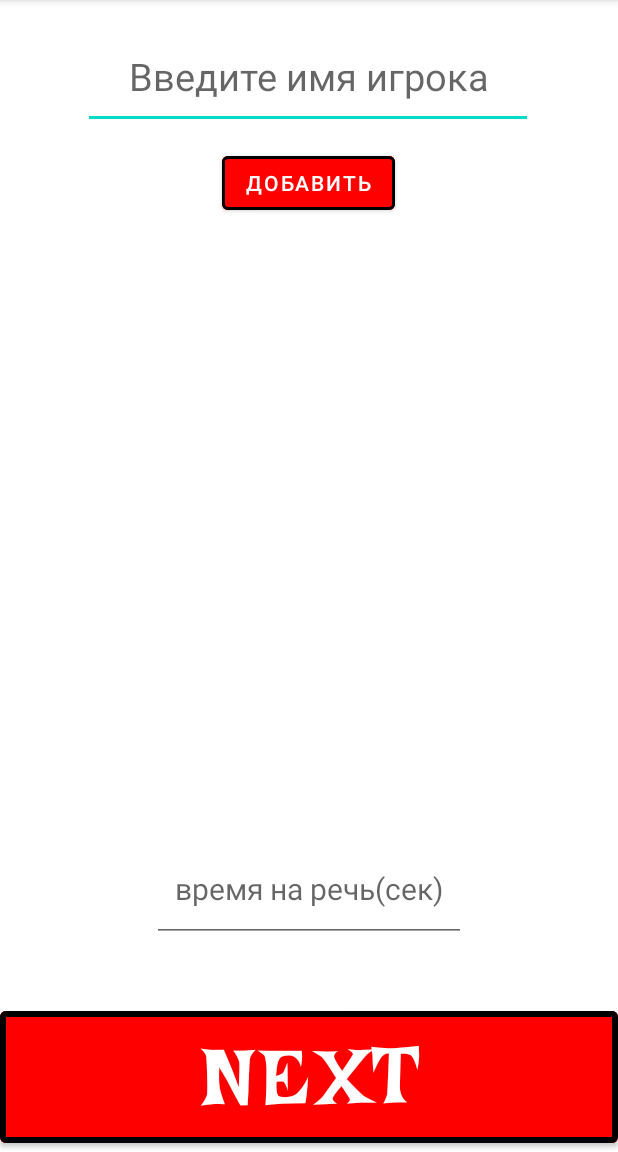
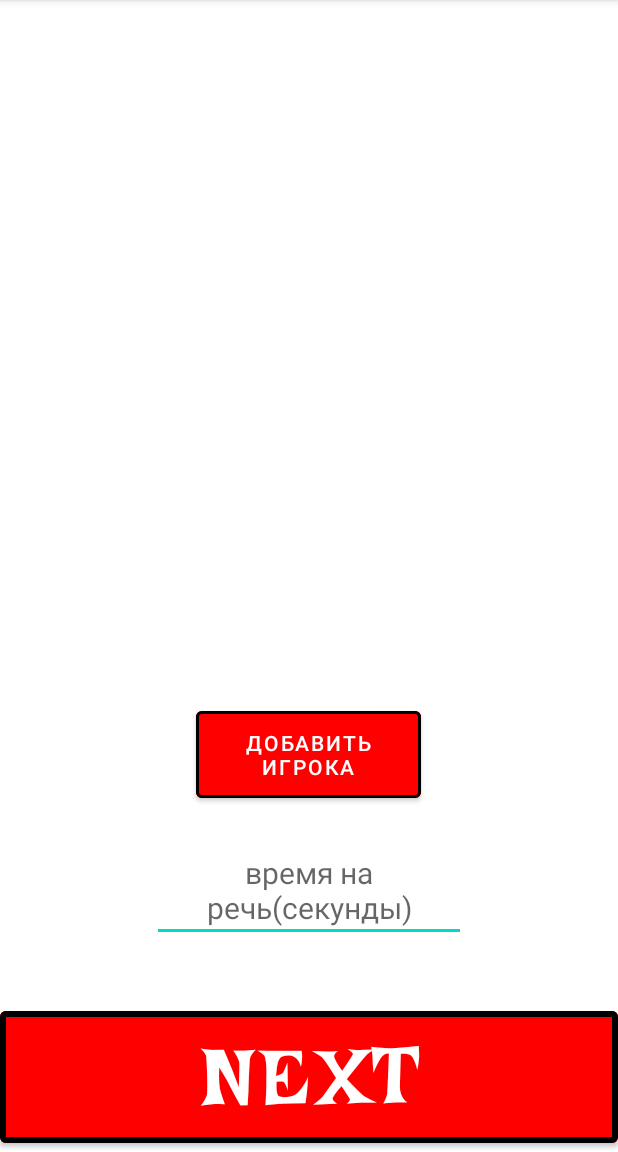
Before and after one commit to ReShunchik/Mafia, an Android app: the screen it shows after launch (MainActivity before the commit, StartActivity after it), on a phone screen of 412 x 824 dp, the part 84-1236 px from its top. Run offline under Robolectric (Android 15) with nearby library versions, the phone set to English and light mode, and no system bars; 2 statements that could not run were skipped.

Commit message:
1. new player add system 2. nobody can be on vote 3. time is only > 0

```diff
--- a/app/src/main/java/com/example/mafia/DayActivity.java
+++ b/app/src/main/java/com/example/mafia/DayActivity.java
@@ -78,7 +78,7 @@ public class DayActivity extends AppCompatActivity {
             }
             else{
                 Intent intent;
-                if(GameManager.getNumberOfDay() == 1)
+                if(GameManager.getAllVoted().size() == 0 || GameManager.getNumberOfDay() == 1)
                     intent = new Intent(this, NightActivity.class);
                 else{
                     intent = new Intent(this, VoteActivity.class);
--- a/app/src/main/java/com/example/mafia/EndActivity.java
+++ b/app/src/main/java/com/example/mafia/EndActivity.java
@@ -26,7 +26,8 @@ public class EndActivity extends AppCompatActivity {
 
     public void onClickNewGame(View  view){
         GameManager.resetGame();
-        Intent intent = new Intent(this, MainActivity.class);
+        Intent intent = new Intent(this, StartActivity.class);
+        intent.putExtra("names", GameManager.getPlayersNames());
         startActivity(intent);
     }
 }
--- a/app/src/main/java/com/example/mafia/MainActivity.java
+++ /dev/null
@@ -1,60 +0,0 @@
-package com.example.mafia;
-import androidx.appcompat.app.AppCompatActivity;
-
-import android.annotation.SuppressLint;
-import android.content.Intent;
-import android.os.Bundle;
-import android.view.View;
-import android.widget.EditText;
-import android.widget.TextView;
-import android.widget.Toast;
-
-public class MainActivity extends AppCompatActivity {
-
-    private EditText inputPlayers;
-    private TextView playersInfo;
-    private String playersNames = "";
-    private Toast yetAdd, emptyAdd;
-
-    @Override
-    protected void onCreate(Bundle savedInstanceState) {
-        super.onCreate(savedInstanceState);
-        setContentView(R.layout.activity_main);
-
-        inputPlayers = findViewById(R.id.input_players);
-        playersInfo = findViewById(R.id.players_info1);
-        yetAdd = Toast.makeText(this, "Такой игрок уже есть", Toast.LENGTH_LONG);
-        emptyAdd = Toast.makeText(this, "Вы не ввели имя", Toast.LENGTH_LONG);
-    }
-
-    public void onClickMain(View view){
-        if(GameManager.getPlayersCount() < 10){
-            Toast notEnough = Toast.makeText(this, "Не хватает игроков",Toast.LENGTH_LONG);
-            notEnough.show();
-        }
-        else{
-            EditText inputTime = findViewById(R.id.input_time);
-            Intent Set1ToSet2 = new Intent(this, SecondSetting.class);
-            GameManager.setSpeechTime(Long.parseLong(inputTime.getText().toString()));
-            startActivity(Set1ToSet2);
-        }
-    }
-    public void onClickAdd(View view){
-        String name = inputPlayers.getText().toString();
-        if(GameManager.CheckSameName(name))
-            yetAdd.show();
-        else if (GameManager.checkEmptyName(name)){
-            emptyAdd.show();
-        } else{
-            GameManager.addPlayers(name);
-            @SuppressLint("DefaultLocale") String info = String.format("%d.%s", GameManager.getPlayersCount(), name);
-            playersNames += (info + "\n");
-            playersInfo.setText(playersNames);
-            inputPlayers.setText("");
-        }
-        if(GameManager.getPlayersCount() == 10){
-            playersNames = "";
-            playersInfo = findViewById(R.id.players_info2);
-        }
-    }
-}
--- a/app/src/main/java/com/example/mafia/SecondSetting.java
+++ b/app/src/main/java/com/example/mafia/SetRoles.java
@@ -16,7 +16,7 @@ import android.widget.Toast;
 import java.util.ArrayList;
 
 
-public class SecondSetting extends AppCompatActivity {
+public class SetRoles extends AppCompatActivity {
 
     private Spinner donSelect, comSelect;
     private TextView don, comissar;
@@ -25,7 +25,7 @@ public class SecondSetting extends AppCompatActivity {
     @Override
     protected void onCreate(Bundle savedInstanceState) {
         super.onCreate(savedInstanceState);
-        setContentView(R.layout.activity_second_setting);
+        setContentView(R.layout.activity_set_roles);
         don = findViewById(R.id.don);
         comissar = findViewById(R.id.comissar);
         donSelect = findViewById(R.id.don_name);
--- /dev/null
+++ b/app/src/main/java/com/example/mafia/StartActivity.java
@@ -0,0 +1,54 @@
+package com.example.mafia;
+import androidx.appcompat.app.AppCompatActivity;
+
+import android.content.Intent;
+import android.os.Bundle;
+import android.view.View;
+import android.widget.EditText;
+import android.widget.ListView;
+import android.widget.Toast;
+
+public class StartActivity extends AppCompatActivity {
+
+    private EditText inputTime;
+    private ListView players;
+    private PlayersAdapter playersAdapter;
+
+    @Override
+    protected void onCreate(Bundle savedInstanceState) {
+        super.onCreate(savedInstanceState);
+        setContentView(R.layout.activity_start);
+
+        players = findViewById(R.id.names_list);
+
+        if(GameManager.getIsNewGame())
+            playersAdapter = new PlayersAdapter(this, GameManager.oldPlayers());
+        else
+            playersAdapter = new PlayersAdapter(this);
+        players.setAdapter(playersAdapter);
+
+        inputTime = findViewById(R.id.input_time);
+    }
+
+    public void onClickMain(View view){
+        if(playersAdapter.getNames().size() < 5){
+            Toast.makeText(this, "Не хватает игроков",Toast.LENGTH_LONG).show();
+        } else if (inputTime.getText().toString().equals("")) {
+            Toast.makeText(this, "Не записано время на речь",Toast.LENGTH_LONG).show();
+        }else if(playersAdapter.getNames().indexOf("") != -1){
+            Toast.makeText(this, "Не все поля с именами заполнены",Toast.LENGTH_LONG).show();
+        }
+        else if(GameManager.namesCheck(playersAdapter.getNames())){
+            Toast.makeText(this, "Есть одинаковые имена",Toast.LENGTH_LONG).show();
+        }
+        else{
+            Intent Set1ToSet2 = new Intent(this, SetRoles.class);
+            GameManager.setSpeechTime(Long.parseLong(inputTime.getText().toString()));
+            startActivity(Set1ToSet2);
+        }
+    }
+    public void onClickAdd(View view) {
+        playersAdapter = new PlayersAdapter(this, playersAdapter.addNames());
+        players.setAdapter(playersAdapter);
+    }
+}
--- a/app/src/main/java/com/example/mafia/VoteActivity.java
+++ b/app/src/main/java/com/example/mafia/VoteActivity.java
@@ -5,7 +5,6 @@ import androidx.appcompat.app.AppCompatActivity;
 import android.content.Intent;
 import android.os.Bundle;
 import android.view.View;
-import android.widget.Button;
 import android.widget.ListView;
 import android.widget.RadioButton;
 import android.widget.RadioGroup;
@@ -13,7 +12,6 @@ import android.widget.Toast;
 
 import java.util.ArrayList;
 import java.util.HashMap;
-import java.util.HashSet;
 import java.util.Map;
 
 public class VoteActivity extends AppCompatActivity {
--- a/app/src/main/res/layout/activity_main.xml
+++ /dev/null
@@ -1,95 +0,0 @@
-<?xml version="1.0" encoding="utf-8"?>
-<androidx.constraintlayout.widget.ConstraintLayout xmlns:android="http://schemas.android.com/apk/res/android"
-    xmlns:app="http://schemas.android.com/apk/res-auto"
-    xmlns:tools="http://schemas.android.com/tools"
-    android:layout_width="match_parent"
-    android:layout_height="match_parent"
-    tools:context=".MainActivity">
-
-    <EditText
-        android:id="@+id/input_players"
-        android:layout_width="300sp"
-        android:layout_height="70sp"
-        android:layout_marginTop="16dp"
-        android:ems="10"
-        android:gravity="center|center_vertical"
-        android:hint="@string/players"
-        android:inputType="textAutoCorrect"
-        android:textSize="25dp"
-        app:layout_constraintEnd_toEndOf="parent"
-        app:layout_constraintHorizontal_bias="0.495"
-        app:layout_constraintStart_toStartOf="parent"
-        app:layout_constraintTop_toTopOf="parent" />
-
-    <Button
-        android:id="@+id/add_button"
-        android:layout_width="wrap_content"
-        android:layout_height="wrap_content"
-        android:layout_marginTop="12dp"
-        android:backgroundTint="@color/red"
-        android:text="@string/add"
-        app:strokeColor="@color/black"
-        app:strokeWidth="2dp"
-        android:onClick="onClickAdd"
-        app:layout_constraintEnd_toEndOf="parent"
-        app:layout_constraintHorizontal_bias="0.498"
-        app:layout_constraintStart_toStartOf="parent"
-        app:layout_constraintTop_toBottomOf="@+id/input_players" />
-
-    <TextView
-        android:id="@+id/players_info1"
-        android:layout_width="wrap_content"
-        android:layout_height="wrap_content"
-        android:layout_marginTop="20dp"
-        android:layout_marginStart="20dp"
-        android:textSize="20sp"
-        android:gravity="left"
-        app:layout_constraintHorizontal_bias="0.498"
-        app:layout_constraintStart_toStartOf="parent"
-        app:layout_constraintTop_toBottomOf="@+id/add_button" />
-
-    <TextView
-        android:id="@+id/players_info2"
-        android:layout_width="wrap_content"
-        android:layout_height="wrap_content"
-        android:layout_marginTop="20dp"
-        android:layout_marginEnd="20dp"
-        android:textSize="20sp"
-        android:gravity="left"
-        app:layout_constraintEnd_toEndOf="parent"
-        app:layout_constraintStart_toEndOf="@+id/players_info1"
-        app:layout_constraintTop_toBottomOf="@+id/add_button" />
-
-    <EditText
-        android:id="@+id/input_time"
-        android:layout_width="209dp"
-        android:layout_height="70dp"
-        android:layout_marginBottom="40dp"
-        android:ems="10"
-        android:gravity="center|center_vertical"
-        android:hint="@string/input_time2"
-        android:inputType="number"
-        android:textSize="20dp"
-        app:layout_constraintBottom_toTopOf="@+id/start_button1"
-        app:layout_constraintEnd_toEndOf="parent"
-        app:layout_constraintStart_toStartOf="parent" />
-
-    <Button
-        android:id="@+id/start_button1"
-        android:layout_width="match_parent"
-        android:layout_height="100dp"
-        android:backgroundTint="@color/red"
-        android:fontFamily="@font/irishgrover_regular"
-        android:gravity="center|center_vertical"
-        android:text="@string/next"
-        android:textSize="55sp"
-        android:onClick="onClickMain"
-        app:layout_constraintBottom_toBottomOf="parent"
-        app:layout_constraintEnd_toEndOf="parent"
-        app:layout_constraintHorizontal_bias="0.497"
-        app:layout_constraintStart_toStartOf="parent"
-        app:strokeColor="@color/black"
-        app:strokeWidth="4dp"/>
-
-
-</androidx.constraintlayout.widget.ConstraintLayout>
--- a/app/src/main/res/layout/activity_second_setting.xml
+++ b/app/src/main/res/layout/activity_set_roles.xml
@@ -4,7 +4,7 @@
     xmlns:tools="http://schemas.android.com/tools"
     android:layout_width="match_parent"
     android:layout_height="match_parent"
-    tools:context=".SecondSetting">
+    tools:context=".SetRoles">
 
     <TextView
         android:id="@+id/mafias"
--- /dev/null
+++ b/app/src/main/res/layout/activity_start.xml
@@ -0,0 +1,67 @@
+<?xml version="1.0" encoding="utf-8"?>
+<androidx.constraintlayout.widget.ConstraintLayout xmlns:android="http://schemas.android.com/apk/res/android"
+    xmlns:app="http://schemas.android.com/apk/res-auto"
+    xmlns:tools="http://schemas.android.com/tools"
+    android:layout_width="match_parent"
+    android:layout_height="match_parent"
+    tools:context=".StartActivity">
+
+    <ListView
+        android:id="@+id/names_list"
+        android:layout_width="match_parent"
+        android:layout_height="0dp"
+        android:layout_marginBottom="20dp"
+        tools:ignore="MissingConstraints"
+        app:layout_constraintBottom_toTopOf="@id/add_button"
+        app:layout_constraintTop_toTopOf="parent">
+    </ListView>
+
+    <Button
+        android:id="@+id/add_button"
+        android:layout_width="150dp"
+        android:layout_height="70dp"
+        android:backgroundTint="@color/red"
+        android:text="@string/add"
+        android:onClick="onClickAdd"
+        android:layout_marginBottom="20dp"
+        app:layout_constraintEnd_toEndOf="parent"
+        app:layout_constraintHorizontal_bias="0.498"
+        app:layout_constraintStart_toStartOf="parent"
+        app:layout_constraintBottom_toTopOf="@+id/input_time"
+        app:strokeColor="@color/black"
+        app:strokeWidth="2dp" />
+
+    <EditText
+        android:id="@+id/input_time"
+        android:layout_width="209dp"
+        android:layout_height="70dp"
+        android:layout_marginBottom="40dp"
+        android:ems="10"
+        android:gravity="center|center_vertical"
+        android:hint="@string/input_time2"
+        android:inputType="number"
+        android:digits="0123456789"
+        android:textSize="20dp"
+        app:layout_constraintBottom_toTopOf="@+id/start_button1"
+        app:layout_constraintEnd_toEndOf="parent"
+        app:layout_constraintStart_toStartOf="parent" />
+
+    <Button
+        android:id="@+id/start_button1"
+        android:layout_width="match_parent"
+        android:layout_height="@dimen/my_button_height"
+        android:backgroundTint="@color/red"
+        android:fontFamily="@font/irishgrover_regular"
+        android:gravity="center|center_vertical"
+        android:text="@string/next"
+        android:textSize="@dimen/my_button_text_size"
+        android:onClick="onClickMain"
+        app:layout_constraintBottom_toBottomOf="parent"
+        app:layout_constraintEnd_toEndOf="parent"
+        app:layout_constraintHorizontal_bias="0.5"
+        app:layout_constraintStart_toStartOf="parent"
+        app:strokeColor="@color/black"
+        app:strokeWidth="@dimen/my_button_stroke_width"/>
+
+
+</androidx.constraintlayout.widget.ConstraintLayout>
--- a/app/src/main/res/layout/activity_vote.xml
+++ b/app/src/main/res/layout/activity_vote.xml
@@ -10,10 +10,10 @@
         android:id="@+id/player_list"
         android:layout_width="wrap_content"
         android:layout_height="0dp"
-        android:layout_marginBottom="40dp"
-        app:layout_constraintBottom_toTopOf="@id/next"
+        android:layout_marginBottom="20dp"
         tools:ignore="MissingConstraints"
-        app:layout_constraintTop_toTopOf="parent">
+        app:layout_constraintTop_toTopOf="parent"
+        app:layout_constraintBottom_toTopOf="@id/for_division">
     </ListView>
 
     <RadioGroup
--- a/app/src/main/res/values/dimens.xml
+++ b/app/src/main/res/values/dimens.xml
@@ -1,3 +1,6 @@
 <?xml version="1.0" encoding="utf-8"?>
 <resources>
+    <dimen name="my_button_height">100dp</dimen>
+    <dimen name="my_button_text_size">55sp</dimen>
+    <dimen name="my_button_stroke_width">4dp</dimen>
 </resources>
--- a/app/src/main/res/values/strings.xml
+++ b/app/src/main/res/values/strings.xml
@@ -5,11 +5,11 @@
     <string name="input_num">Введите число</string>
     <string name="spisok">Список игроков</string>
     <string name="players">Введите имя игрока</string>
-    <string name="add">ДОБАВИТЬ</string>
+    <string name="add">ДОБАВИТЬ ИГРОКА</string>
 
 
     <string name="input_time1">Время \n на речь</string>
-    <string name="input_time2">время на речь(сек)</string>
+    <string name="input_time2">время на речь(секунды)</string>
     <string name="start">START</string>
     <string name="role">Роль</string>
     <string name="count">Количетво</string>
```
Also changed, not shown: app/src/main/AndroidManifest.xml (+7 -3 lines), app/src/main/java/com/example/mafia/GameManager.java (+22 -12 lines), app/src/main/java/com/example/mafia/VoteAdapter.java (+1 -6 lines).
